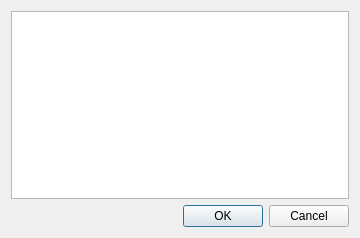
The window that src/ui/qgsdelattrdialogbase.ui (kadas-albireo/kadas-albireo) describes before a commit, drawn with Qt 5.
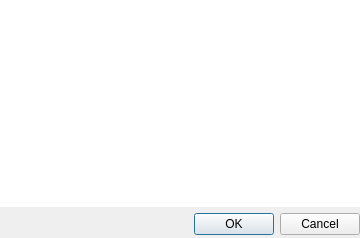
The same window after the commit.

Commit message: Reduce margins on delete field dialog, save geometry

The edit to the form file:
```diff
--- a/src/ui/qgsdelattrdialogbase.ui
+++ b/src/ui/qgsdelattrdialogbase.ui
@@ -12,24 +12,39 @@
   <property name="windowTitle" >
    <string>Delete Attributes</string>
   </property>
-  <layout class="QGridLayout" >
-   <item row="0" column="0" >
-    <widget class="QListWidget" name="listBox2" >
-     <property name="selectionMode" >
+  <layout class="QGridLayout">
+   <property name="leftMargin">
+    <number>0</number>
+   </property>
+   <property name="topMargin">
+    <number>0</number>
+   </property>
+   <property name="rightMargin">
+    <number>0</number>
+   </property>
+   <property name="bottomMargin">
+    <number>3</number>
+   </property>
+   <item row="0" column="0">
+    <widget class="QListWidget" name="listBox2">
+     <property name="frameShape">
+      <enum>QFrame::NoFrame</enum>
+     </property>
+     <property name="selectionMode">
       <enum>QAbstractItemView::MultiSelection</enum>
      </property>
     </widget>
    </item>
-   <item row="1" column="0" >
-    <widget class="QDialogButtonBox" name="buttonBox" >
-     <property name="standardButtons" >
-      <set>QDialogButtonBox::Cancel|QDialogButtonBox::NoButton|QDialogButtonBox::Ok</set>
+   <item row="1" column="0">
+    <widget class="QDialogButtonBox" name="buttonBox">
+     <property name="standardButtons">
+      <set>QDialogButtonBox::Cancel|QDialogButtonBox::Ok</set>
      </property>
     </widget>
    </item>
   </layout>
  </widget>
- <layoutdefault spacing="6" margin="11" />
+ <layoutdefault spacing="6" margin="11"/>
  <resources/>
  <connections>
   <connection>
```
Left out of the diff: 17 changed lines with no effect on the pictures. The commit also changes 2 other files.
